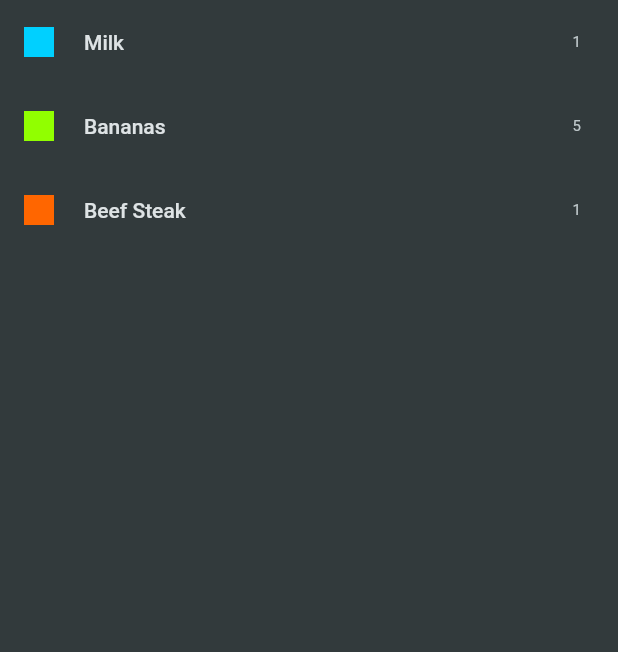
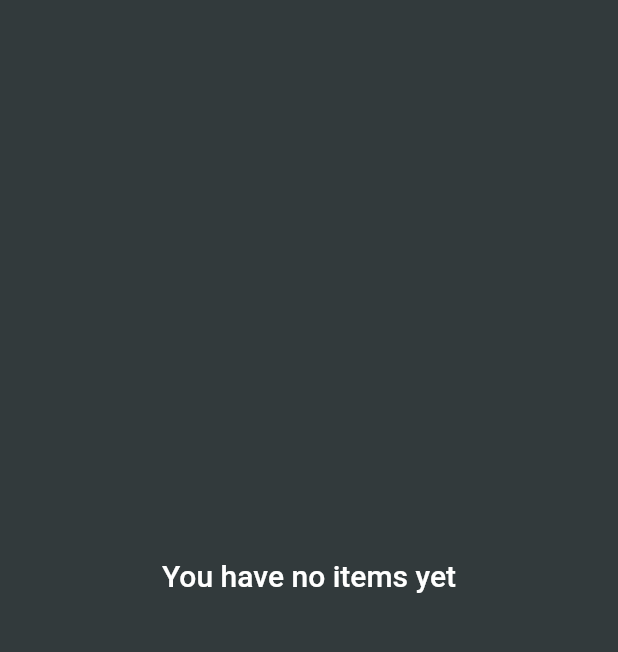
Before and after one commit to webeights/shopping_list, a Flutter app: the screen it shows after launch, on a phone screen of 412 x 824 dp, the part 84-736 px from its top. Run offline on Flutter 3.47's test engine with Material 2 defaults, Android fonts, the phone set to English and light mode, and no system bars.

Commit message:
added add and remove item function

```diff
--- a/lib/data/dummy_items.dart
+++ /dev/null
@@ -1,24 +0,0 @@
-import 'package:shopping_list/models/category.dart';
-import 'package:shopping_list/models/grocery_item.dart';
-import 'package:shopping_list/data/categories.dart';
-
-final groceryItems = [
-  GroceryItem(
-    id: 'a',
-    name: 'Milk',
-    quantity: 1,
-    category: categories[Categories.dairy]!,
-  ),
-  GroceryItem(
-    id: 'b',
-    name: 'Bananas',
-    quantity: 5,
-    category: categories[Categories.fruit]!,
-  ),
-  GroceryItem(
-    id: 'c',
-    name: 'Beef Steak',
-    quantity: 1,
-    category: categories[Categories.meat]!,
-  ),
-];
--- a/lib/main.dart
+++ b/lib/main.dart
@@ -12,6 +12,7 @@ class MyApp extends StatelessWidget {
   @override
   Widget build(BuildContext context) {
     return MaterialApp(
+      debugShowCheckedModeBanner: false,
       title: 'Flutter Groceries',
       theme: ThemeData.dark().copyWith(
         useMaterial3: true,
--- a/lib/screens/groceries_list.dart
+++ b/lib/screens/groceries_list.dart
@@ -1,5 +1,5 @@
 import 'package:flutter/material.dart';
-import 'package:shopping_list/data/dummy_items.dart';
+import 'package:shopping_list/models/grocery_item.dart';
 import 'package:shopping_list/screens/new_item.dart';
 
 class GroceriesList extends StatefulWidget {
@@ -10,16 +10,60 @@ class GroceriesList extends StatefulWidget {
 }
 
 class _GroceriesListState extends State<GroceriesList> {
-  void newItem() {
-    Navigator.of(context).push(
+  List<GroceryItem> groceryItem = [];
+
+  void newItem() async {
+    var result = await Navigator.of(context).push<GroceryItem>(
       MaterialPageRoute(
         builder: (context) => const NewItem(),
       ),
     );
+    if (result == null) {
+      return;
+    }
+
+    setState(() {
+      groceryItem.add(result);
+    });
+  }
+
+  void removeItem(GroceryItem item) {
+    setState(() {
+      groceryItem.remove(item);
+    });
   }
 
   @override
   Widget build(BuildContext context) {
+    Widget mainContent = groceryItem.isEmpty
+        ? const Center(
+            child: Text(
+              'You have no items yet',
+              style: TextStyle(
+                fontSize: 20,
+                fontWeight: FontWeight.w500,
+              ),
+            ),
+          )
+        : ListView.builder(
+            itemCount: groceryItem.length,
+            itemBuilder: (context, index) => Dismissible(
+              key: ValueKey(groceryItem[index].id),
+              child: ListTile(
+                leading: Container(
+                  width: 20,
+                  height: 20,
+                  color: groceryItem[index].category.color,
+                ),
+                title: Text(groceryItem[index].name),
+                trailing: Text(groceryItem[index].quantity.toString()),
+              ),
+              onDismissed: (direction) {
+                removeItem(groceryItem[index]);
+              },
+            ),
+          );
+
     return Scaffold(
       appBar: AppBar(
         title: const Text('Your Groceries'),
@@ -30,18 +74,7 @@ class _GroceriesListState extends State<GroceriesList> {
           ),
         ],
       ),
-      body: ListView.builder(
-        itemCount: groceryItems.length,
-        itemBuilder: (context, index) => ListTile(
-          leading: Container(
-            width: 20,
-            height: 20,
-            color: groceryItems[index].category.color,
-          ),
-          title: Text(groceryItems[index].name),
-          trailing: Text(groceryItems[index].quantity.toString()),
-        ),
-      ),
+      body: mainContent,
     );
   }
 }
```
Also changed, not shown: lib/screens/new_item.dart (+54 -4 lines).
